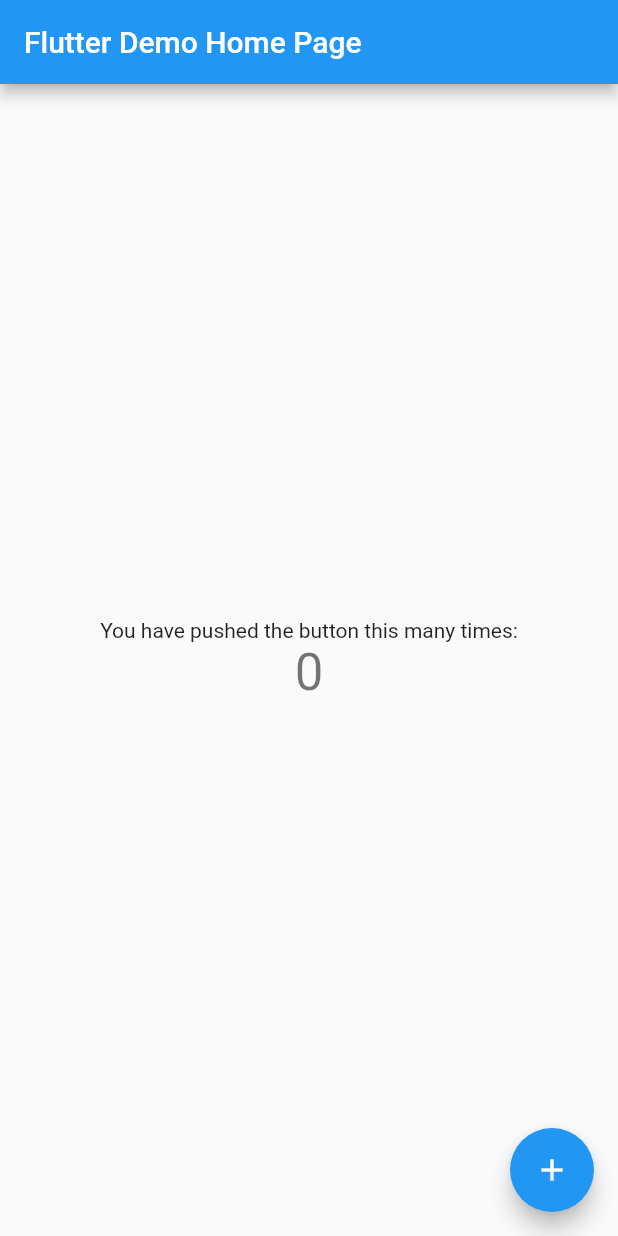
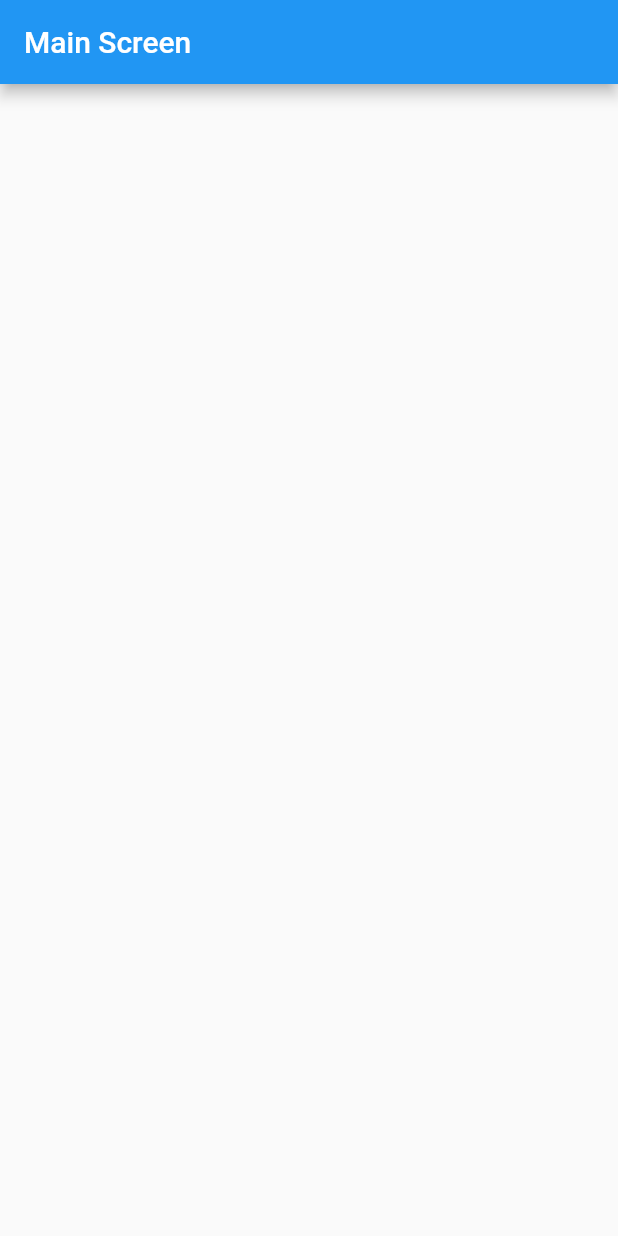
Before and after one commit to BashirYesufu/iMove-User, a Flutter app: the screen it shows after launch, on a phone screen of 412 x 824 dp. Run offline on Flutter 3.47's test engine with Material 2 defaults, Android fonts, the phone set to English and light mode, and no system bars.

Commit message:
Main Screen added to the project

```diff
--- a/i_move_user/lib/main.dart
+++ b/i_move_user/lib/main.dart
@@ -1,4 +1,5 @@
 import 'package:flutter/material.dart';
+import 'package:i_move_user/screens/mainscreen.dart';
 
 void main() {
   runApp(const MyApp());
@@ -13,103 +14,9 @@
     return MaterialApp(
       title: 'Flutter Demo',
       theme: ThemeData(
-        // This is the theme of your application.
-        //
-        // Try running your application with "flutter run". You'll see the
-        // application has a blue toolbar. Then, without quitting the app, try
-        // changing the primarySwatch below to Colors.green and then invoke
-        // "hot reload" (press "r" in the console where you ran "flutter run",
-        // or simply save your changes to "hot reload" in a Flutter IDE).
-        // Notice that the counter didn't reset back to zero; the application
-        // is not restarted.
         primarySwatch: Colors.blue,
       ),
-      home: const MyHomePage(title: 'Flutter Demo Home Page'),
+      home: MainScreen(),
     );
   }
 }
-
-class MyHomePage extends StatefulWidget {
-  const MyHomePage({Key? key, required this.title}) : super(key: key);
-
-  // This widget is the home page of your application. It is stateful, meaning
-  // that it has a State object (defined below) that contains fields that affect
-  // how it looks.
-
-  // This class is the configuration for the state. It holds the values (in this
-  // case the title) provided by the parent (in this case the App widget) and
-  // used by the build method of the State. Fields in a Widget subclass are
-  // always marked "final".
-
-  final String title;
-
-  @override
-  State<MyHomePage> createState() => _MyHomePageState();
-}
-
-class _MyHomePageState extends State<MyHomePage> {
-  int _counter = 0;
-
-  void _incrementCounter() {
-    setState(() {
-      // This call to setState tells the Flutter framework that something has
-      // changed in this State, which causes it to rerun the build method below
-      // so that the display can reflect the updated values. If we changed
-      // _counter without calling setState(), then the build method would not be
-      // called again, and so nothing would appear to happen.
-      _counter++;
-    });
-  }
-
-  @override
-  Widget build(BuildContext context) {
-    // This method is rerun every time setState is called, for instance as done
-    // by the _incrementCounter method above.
-    //
-    // The Flutter framework has been optimized to make rerunning build methods
-    // fast, so that you can just rebuild anything that needs updating rather
-    // than having to individually change instances of widgets.
-    return Scaffold(
-      appBar: AppBar(
-        // Here we take the value from the MyHomePage object that was created by
-        // the App.build method, and use it to set our appbar title.
-        title: Text(widget.title),
-      ),
-      body: Center(
-        // Center is a layout widget. It takes a single child and positions it
-        // in the middle of the parent.
-        child: Column(
-          // Column is also a layout widget. It takes a list of children and
-          // arranges them vertically. By default, it sizes itself to fit its
-          // children horizontally, and tries to be as tall as its parent.
-          //
-          // Invoke "debug painting" (press "p" in the console, choose the
-          // "Toggle Debug Paint" action from the Flutter Inspector in Android
-          // Studio, or the "Toggle Debug Paint" command in Visual Studio Code)
-          // to see the wireframe for each widget.
-          //
-          // Column has various properties to control how it sizes itself and
-          // how it positions its children. Here we use mainAxisAlignment to
-          // center the children vertically; the main axis here is the vertical
-          // axis because Columns are vertical (the cross axis would be
-          // horizontal).
-          mainAxisAlignment: MainAxisAlignment.center,
-          children: <Widget>[
-            const Text(
-              'You have pushed the button this many times:',
-            ),
-            Text(
-              '$_counter',
-              style: Theme.of(context).textTheme.headline4,
-            ),
-          ],
-        ),
-      ),
-      floatingActionButton: FloatingActionButton(
-        onPressed: _incrementCounter,
-        tooltip: 'Increment',
-        child: const Icon(Icons.add),
-      ), // This trailing comma makes auto-formatting nicer for build methods.
-    );
-  }
-}
--- /dev/null
+++ b/i_move_user/lib/screens/mainscreen.dart
@@ -0,0 +1,19 @@
+import 'package:flutter/material.dart';
+
+class MainScreen extends StatefulWidget {
+  const MainScreen({Key? key}) : super(key: key);
+
+  @override
+  _MainScreenState createState() => _MainScreenState();
+}
+
+class _MainScreenState extends State<MainScreen> {
+  @override
+  Widget build(BuildContext context) {
+    return Scaffold(
+      appBar: AppBar(
+        title: Text('Main Screen'),
+      ),
+    );
+  }
+}
--- a/i_move_user/pubspec.yaml
+++ b/i_move_user/pubspec.yaml
@@ -34,6 +34,9 @@
   # The following adds the Cupertino Icons font to your application.
   # Use with the CupertinoIcons class for iOS style icons.
   cupertino_icons: ^1.0.2
+  firebase_core: ^1.8.0
+  firebase_auth: ^3.1.4
+  firebase_database: ^8.0.1
 
 dev_dependencies:
   flutter_test:
```
Also changed, not shown: i_move_user/fonts/Signatra.ttf (added), i_move_user/fonts/bolt-regular.ttf (added), i_move_user/fonts/bolt-semibold.ttf (added), i_move_user/images/car_android.png (added), i_move_user/images/car_ios.png (added), i_move_user/images/desticon.png (added), i_move_user/images/desticon1.png (added), i_move_user/images/logo.png (added), i_move_user/images/logo1.png (added), i_move_user/images/pickicon.png (added), i_move_user/images/posimarker.png (added), i_move_user/images/redmarker.png (added), i_move_user/images/taxi.png (added), i_move_user/images/user_icon.png (added), 1 more files, 9 other files.
